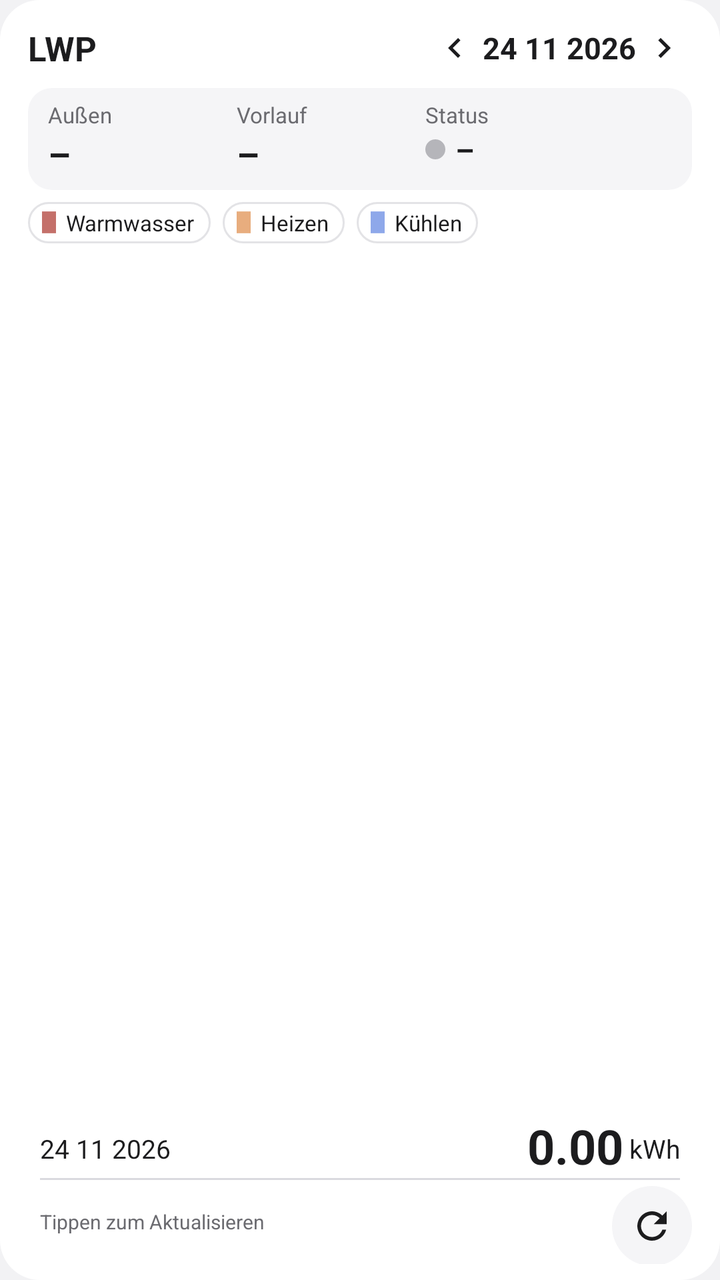
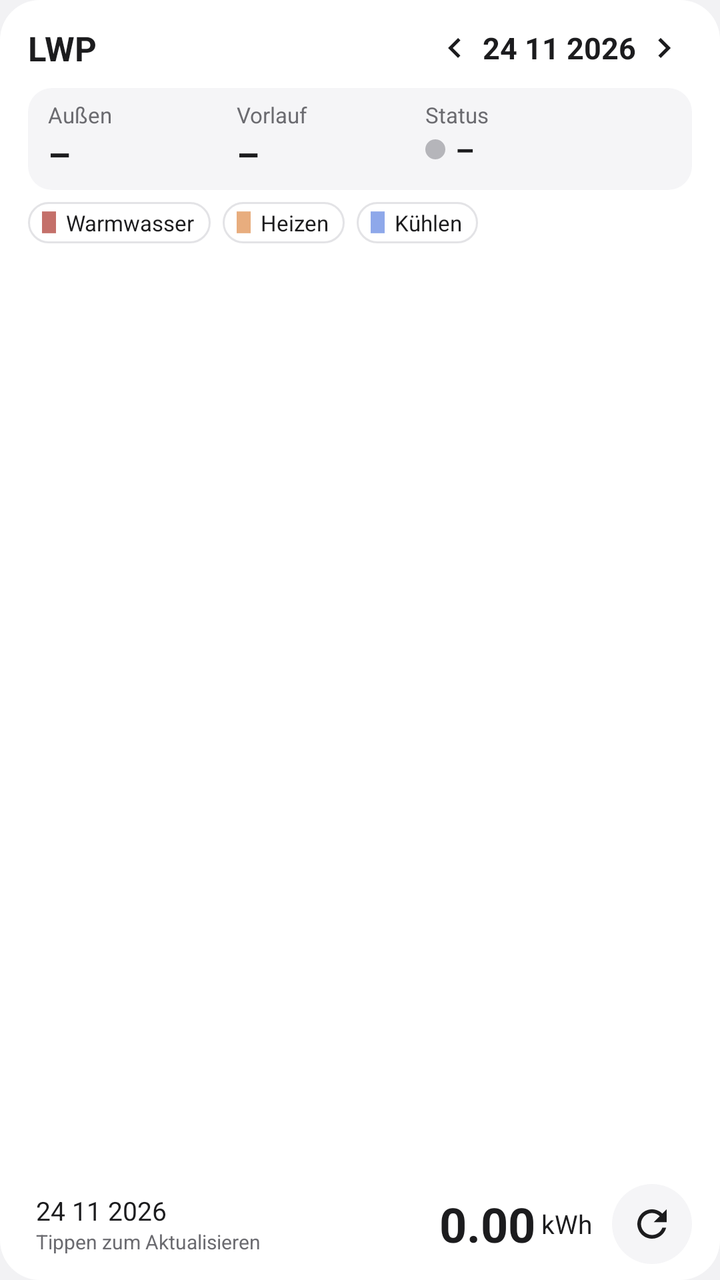

Compare the two renders of this Android layout. The source of the first and the diff that turns it into the second are given below.
<!-- AndroidManifest.xml: application theme AppTheme -->
<!-- res/layout/widget_lwp.xml -->
<?xml version="1.0" encoding="utf-8"?>
<LinearLayout xmlns:android="http://schemas.android.com/apk/res/android"
    android:id="@+id/root"
    android:layout_width="match_parent"
    android:layout_height="match_parent"
    android:background="@drawable/widget_bg"
    android:orientation="vertical"
    android:paddingStart="14dp"
    android:paddingTop="10dp"
    android:paddingEnd="14dp"
    android:paddingBottom="8dp">

    
    <LinearLayout
        android:layout_width="match_parent"
        android:layout_height="wrap_content"
        android:gravity="center_vertical"
        android:orientation="horizontal">

        <TextView
            android:id="@+id/title"
            android:layout_width="0dp"
            android:layout_height="wrap_content"
            android:layout_weight="1"
            android:ellipsize="end"
            android:maxLines="1"
            android:text="LWP"
            android:textColor="@color/text_primary"
            android:textSize="17sp"
            android:textStyle="bold" />

        <ImageView
            android:id="@+id/prev"
            android:layout_width="28dp"
            android:layout_height="28dp"
            android:contentDescription="Vorheriger Tag"
            android:padding="4dp"
            android:src="@drawable/ic_chevron_left" />

        <TextView
            android:id="@+id/date"
            android:layout_width="wrap_content"
            android:layout_height="wrap_content"
            android:text="24 11 2026"
            android:textColor="@color/text_primary"
            android:textSize="15sp"
            android:textStyle="bold" />

        <ImageView
            android:id="@+id/next"
            android:layout_width="28dp"
            android:layout_height="28dp"
            android:contentDescription="Nächster Tag"
            android:padding="4dp"
            android:src="@drawable/ic_chevron_right" />
    </LinearLayout>

    
    <LinearLayout
        android:layout_width="match_parent"
        android:layout_height="wrap_content"
        android:layout_marginTop="6dp"
        android:background="@drawable/live_bg"
        android:baselineAligned="false"
        android:orientation="horizontal"
        android:paddingStart="10dp"
        android:paddingTop="6dp"
        android:paddingEnd="10dp"
        android:paddingBottom="6dp">

        <LinearLayout
            android:layout_width="0dp"
            android:layout_height="wrap_content"
            android:layout_weight="1"
            android:orientation="vertical">

            <TextView
                android:layout_width="wrap_content"
                android:layout_height="wrap_content"
                android:text="Außen"
                android:textColor="@color/text_secondary"
                android:textSize="11sp" />

            <TextView
                android:id="@+id/outdoor"
                android:layout_width="wrap_content"
                android:layout_height="wrap_content"
                android:text="–"
                android:textColor="@color/text_primary"
                android:textSize="18sp"
                android:textStyle="bold" />
        </LinearLayout>

        <LinearLayout
            android:layout_width="0dp"
            android:layout_height="wrap_content"
            android:layout_weight="1"
            android:orientation="vertical">

            <TextView
                android:id="@+id/flow_label"
                android:layout_width="wrap_content"
                android:layout_height="wrap_content"
                android:text="Vorlauf"
                android:textColor="@color/text_secondary"
                android:textSize="11sp" />

            <TextView
                android:id="@+id/flow"
                android:layout_width="wrap_content"
                android:layout_height="wrap_content"
                android:text="–"
                android:textColor="@color/text_primary"
                android:textSize="18sp"
                android:textStyle="bold" />
        </LinearLayout>

        <LinearLayout
            android:layout_width="0dp"
            android:layout_height="wrap_content"
            android:layout_weight="1.3"
            android:orientation="vertical">

            <TextView
                android:layout_width="wrap_content"
                android:layout_height="wrap_content"
                android:text="Status"
                android:textColor="@color/text_secondary"
                android:textSize="11sp" />

            <LinearLayout
                android:layout_width="wrap_content"
                android:layout_height="wrap_content"
                android:gravity="center_vertical"
                android:orientation="horizontal">

                <ImageView
                    android:id="@+id/activity_dot"
                    android:layout_width="10dp"
                    android:layout_height="10dp"
                    android:layout_marginEnd="5dp"
                    android:src="@drawable/dot_idle" />

                <TextView
                    android:id="@+id/activity"
                    android:layout_width="wrap_content"
                    android:layout_height="wrap_content"
                    android:maxLines="1"
                    android:text="–"
                    android:textColor="@color/text_primary"
                    android:textSize="15sp"
                    android:textStyle="bold" />
            </LinearLayout>
        </LinearLayout>
    </LinearLayout>

    
    <LinearLayout
        android:layout_width="match_parent"
        android:layout_height="wrap_content"
        android:layout_marginTop="6dp"
        android:orientation="horizontal">

        <LinearLayout
            android:layout_width="wrap_content"
            android:layout_height="wrap_content"
            android:layout_marginEnd="6dp"
            android:background="@drawable/chip_bg"
            android:gravity="center_vertical"
            android:orientation="horizontal"
            android:paddingStart="7dp"
            android:paddingTop="3dp"
            android:paddingEnd="8dp"
            android:paddingBottom="3dp">

            <ImageView
                android:layout_width="7dp"
                android:layout_height="11dp"
                android:layout_marginEnd="5dp"
                android:src="@drawable/legend_hot_water" />

            <TextView
                android:layout_width="wrap_content"
                android:layout_height="wrap_content"
                android:text="Warmwasser"
                android:textColor="@color/text_primary"
                android:textSize="11sp" />
        </LinearLayout>

        <LinearLayout
            android:layout_width="wrap_content"
            android:layout_height="wrap_content"
            android:layout_marginEnd="6dp"
            android:background="@drawable/chip_bg"
            android:gravity="center_vertical"
            android:orientation="horizontal"
            android:paddingStart="7dp"
            android:paddingTop="3dp"
            android:paddingEnd="8dp"
            android:paddingBottom="3dp">

            <ImageView
                android:layout_width="7dp"
                android:layout_height="11dp"
                android:layout_marginEnd="5dp"
                android:src="@drawable/legend_heat" />

            <TextView
                android:layout_width="wrap_content"
                android:layout_height="wrap_content"
                android:text="Heizen"
                android:textColor="@color/text_primary"
                android:textSize="11sp" />
        </LinearLayout>

        <LinearLayout
            android:layout_width="wrap_content"
            android:layout_height="wrap_content"
            android:background="@drawable/chip_bg"
            android:gravity="center_vertical"
            android:orientation="horizontal"
            android:paddingStart="7dp"
            android:paddingTop="3dp"
            android:paddingEnd="8dp"
            android:paddingBottom="3dp">

            <ImageView
                android:layout_width="7dp"
                android:layout_height="11dp"
                android:layout_marginEnd="5dp"
                android:src="@drawable/legend_cool" />

            <TextView
                android:layout_width="wrap_content"
                android:layout_height="wrap_content"
                android:text="Kühlen"
                android:textColor="@color/text_primary"
                android:textSize="11sp" />
        </LinearLayout>
    </LinearLayout>

    
    <ImageView
        android:id="@+id/chart"
        android:layout_width="match_parent"
        android:layout_height="0dp"
        android:layout_marginTop="4dp"
        android:layout_weight="1"
        android:contentDescription="Stündlicher Verbrauch"
        android:scaleType="fitXY" />

    
    <LinearLayout
        android:layout_width="match_parent"
        android:layout_height="wrap_content"
        android:gravity="bottom"
        android:orientation="horizontal"
        android:paddingStart="6dp"
        android:paddingEnd="6dp">

        <TextView
            android:id="@+id/total_date"
            android:layout_width="0dp"
            android:layout_height="wrap_content"
            android:layout_marginBottom="3dp"
            android:layout_weight="1"
            android:text="24 11 2026"
            android:textColor="@color/text_primary"
            android:textSize="13sp" />

        <TextView
            android:id="@+id/total"
            android:layout_width="wrap_content"
            android:layout_height="wrap_content"
            android:text="0.00"
            android:textColor="@color/text_primary"
            android:textSize="24sp"
            android:textStyle="bold" />

        <TextView
            android:layout_width="wrap_content"
            android:layout_height="wrap_content"
            android:layout_marginStart="3dp"
            android:layout_marginBottom="3dp"
            android:text="kWh"
            android:textColor="@color/text_primary"
            android:textSize="13sp" />
    </LinearLayout>

    <ImageView
        android:layout_width="match_parent"
        android:layout_height="1dp"
        android:layout_marginStart="6dp"
        android:layout_marginEnd="6dp"
        android:src="@color/divider" />

    
    <LinearLayout
        android:id="@+id/footer"
        android:layout_width="match_parent"
        android:layout_height="wrap_content"
        android:gravity="center_vertical"
        android:orientation="horizontal"
        android:paddingStart="6dp">

        <TextView
            android:id="@+id/updated"
            android:layout_width="0dp"
            android:layout_height="wrap_content"
            android:layout_weight="1"
            android:ellipsize="end"
            android:maxLines="1"
            android:text="Tippen zum Aktualisieren"
            android:textColor="@color/text_secondary"
            android:textSize="10sp" />

        <ImageView
            android:id="@+id/refresh"
            android:layout_width="40dp"
            android:layout_height="40dp"
            android:layout_marginTop="2dp"
            android:background="@drawable/refresh_bg"
            android:contentDescription="Aktualisieren"
            android:padding="9dp"
            android:scaleType="fitCenter"
            android:src="@drawable/ic_refresh" />
    </LinearLayout>
</LinearLayout>
<!-- resources referenced by this layout -->
<resources>
  <color name="divider">#FFDADADF</color>
  <color name="text_primary">#FF1C1C1E</color>
  <color name="text_secondary">#FF6B6B70</color>
  <!-- drawable chip_bg (drawable) -->
  <?xml version="1.0" encoding="utf-8"?>
  <shape xmlns:android="http://schemas.android.com/apk/res/android" android:shape="rectangle">
      <solid android:color="@color/card" />
      <stroke android:width="1dp" android:color="@color/chip_stroke" />
      <corners android:radius="10dp" />
  </shape>
  <!-- drawable dot_idle (drawable) -->
  <?xml version="1.0" encoding="utf-8"?>
  <shape xmlns:android="http://schemas.android.com/apk/res/android" android:shape="oval">
      <solid android:color="@color/idle" />
      <size android:width="10dp" android:height="10dp" />
  </shape>
  <!-- drawable ic_chevron_left (drawable) -->
  <?xml version="1.0" encoding="utf-8"?>
  <vector xmlns:android="http://schemas.android.com/apk/res/android"
      android:width="20dp" android:height="20dp" android:viewportWidth="24" android:viewportHeight="24">
      <path android:fillColor="@color/text_primary" android:pathData="M15.41,7.41L14,6l-6,6 6,6 1.41,-1.41L10.83,12z" />
  </vector>
  <!-- drawable ic_chevron_right (drawable) -->
  <?xml version="1.0" encoding="utf-8"?>
  <vector xmlns:android="http://schemas.android.com/apk/res/android"
      android:width="20dp" android:height="20dp" android:viewportWidth="24" android:viewportHeight="24">
      <path android:fillColor="@color/text_primary" android:pathData="M10,6L8.59,7.41 13.17,12l-4.58,4.59L10,18l6,-6z" />
  </vector>
  <!-- drawable legend_cool (drawable) -->
  <?xml version="1.0" encoding="utf-8"?>
  <shape xmlns:android="http://schemas.android.com/apk/res/android" android:shape="rectangle">
      <solid android:color="@color/cool" />
      <size android:width="9dp" android:height="14dp" />
  </shape>
  <!-- drawable legend_heat (drawable) -->
  <?xml version="1.0" encoding="utf-8"?>
  <shape xmlns:android="http://schemas.android.com/apk/res/android" android:shape="rectangle">
      <solid android:color="@color/heat" />
      <size android:width="9dp" android:height="14dp" />
  </shape>
  <!-- drawable legend_hot_water (drawable) -->
  <?xml version="1.0" encoding="utf-8"?>
  <shape xmlns:android="http://schemas.android.com/apk/res/android" android:shape="rectangle">
      <solid android:color="@color/hot_water" />
      <size android:width="9dp" android:height="14dp" />
  </shape>
  <!-- drawable live_bg (drawable) -->
  <?xml version="1.0" encoding="utf-8"?>
  <shape xmlns:android="http://schemas.android.com/apk/res/android" android:shape="rectangle">
      <solid android:color="@color/live_bg" />
      <corners android:radius="12dp" />
  </shape>
  <!-- drawable refresh_bg (drawable) -->
  <?xml version="1.0" encoding="utf-8"?>
  <shape xmlns:android="http://schemas.android.com/apk/res/android" android:shape="oval">
      <solid android:color="@color/live_bg" />
  </shape>
  <!-- drawable widget_bg (drawable) -->
  <?xml version="1.0" encoding="utf-8"?>
  <shape xmlns:android="http://schemas.android.com/apk/res/android" android:shape="rectangle">
      <solid android:color="@color/card" />
      <corners android:radius="20dp" />
  </shape>
  <style name="AppTheme" parent="android:Theme.Material.Light.NoActionBar">
          <item name="android:windowBackground">@color/page</item>
          <item name="android:statusBarColor">@color/page</item>
          <item name="android:windowLightStatusBar">true</item>
          <item name="android:colorAccent">@color/hot_water</item>
      </style>
  <color name="card">#FFFFFFFF</color>
  <color name="chip_stroke">#FFE3E3E6</color>
  <color name="idle">#FFB5B5BA</color>
  <color name="cool">#FF8EA8EA</color>
  <color name="heat">#FFE8AD7E</color>
  <color name="hot_water">#FFC4706A</color>
  <color name="live_bg">#FFF5F5F7</color>
  <color name="page">#FFF2F2F4</color>
  <!-- unchanged entries left out for length: 1 -->
</resources>

<!-- the commit's change to res/layout/widget_lwp.xml (unified diff, before → after) -->
@@ -156,6 +156,7 @@
 
     
     <LinearLayout
+        android:id="@+id/legend"
         android:layout_width="match_parent"
         android:layout_height="wrap_content"
         android:layout_marginTop="6dp"
@@ -244,29 +245,45 @@
         android:id="@+id/chart"
         android:layout_width="match_parent"
         android:layout_height="0dp"
-        android:layout_marginTop="4dp"
+        android:layout_marginTop="6dp"
         android:layout_weight="1"
         android:contentDescription="Stündlicher Verbrauch"
-        android:scaleType="fitXY" />
+        android:scaleType="fitCenter" />
 
     
     <LinearLayout
+        android:id="@+id/footer"
         android:layout_width="match_parent"
         android:layout_height="wrap_content"
-        android:gravity="bottom"
+        android:layout_marginTop="4dp"
+        android:gravity="center_vertical"
         android:orientation="horizontal"
-        android:paddingStart="6dp"
-        android:paddingEnd="6dp">
-
-        <TextView
-            android:id="@+id/total_date"
-            android:layout_width="0dp"
-            android:layout_height="wrap_content"
-            android:layout_marginBottom="3dp"
+        android:paddingStart="4dp">
+
+        <LinearLayout
+            android:layout_width="0dp"
+            android:layout_height="wrap_content"
             android:layout_weight="1"
-            android:text="24 11 2026"
-            android:textColor="@color/text_primary"
-            android:textSize="13sp" />
+            android:orientation="vertical">
+
+            <TextView
+                android:id="@+id/total_date"
+                android:layout_width="wrap_content"
+                android:layout_height="wrap_content"
+                android:text="24 11 2026"
+                android:textColor="@color/text_primary"
+                android:textSize="13sp" />
+
+            <TextView
+                android:id="@+id/updated"
+                android:layout_width="wrap_content"
+                android:layout_height="wrap_content"
+                android:ellipsize="end"
+                android:maxLines="1"
+                android:text="Tippen zum Aktualisieren"
+                android:textColor="@color/text_secondary"
+                android:textSize="10sp" />
+        </LinearLayout>
 
         <TextView
             android:id="@+id/total"
@@ -281,44 +298,15 @@
             android:layout_width="wrap_content"
             android:layout_height="wrap_content"
             android:layout_marginStart="3dp"
-            android:layout_marginBottom="3dp"
+            android:layout_marginEnd="10dp"
             android:text="kWh"
             android:textColor="@color/text_primary"
             android:textSize="13sp" />
-    </LinearLayout>
-
-    <ImageView
-        android:layout_width="match_parent"
-        android:layout_height="1dp"
-        android:layout_marginStart="6dp"
-        android:layout_marginEnd="6dp"
-        android:src="@color/divider" />
-
-    
-    <LinearLayout
-        android:id="@+id/footer"
-        android:layout_width="match_parent"
-        android:layout_height="wrap_content"
-        android:gravity="center_vertical"
-        android:orientation="horizontal"
-        android:paddingStart="6dp">
-
-        <TextView
-            android:id="@+id/updated"
-            android:layout_width="0dp"
-            android:layout_height="wrap_content"
-            android:layout_weight="1"
-            android:ellipsize="end"
-            android:maxLines="1"
-            android:text="Tippen zum Aktualisieren"
-            android:textColor="@color/text_secondary"
-            android:textSize="10sp" />
 
         <ImageView
             android:id="@+id/refresh"
             android:layout_width="40dp"
             android:layout_height="40dp"
-            android:layout_marginTop="2dp"
             android:background="@drawable/refresh_bg"
             android:contentDescription="Aktualisieren"
             android:padding="9dp"
<!-- resource entries referenced after the edit -->
@@ -1,6 +1,5 @@
 <!-- resources referenced by this layout -->
 <resources>
-  <color name="divider">#FFDADADF</color>
   <color name="text_primary">#FF1C1C1E</color>
   <color name="text_secondary">#FF6B6B70</color>
   <!-- drawable chip_bg (drawable) -->
